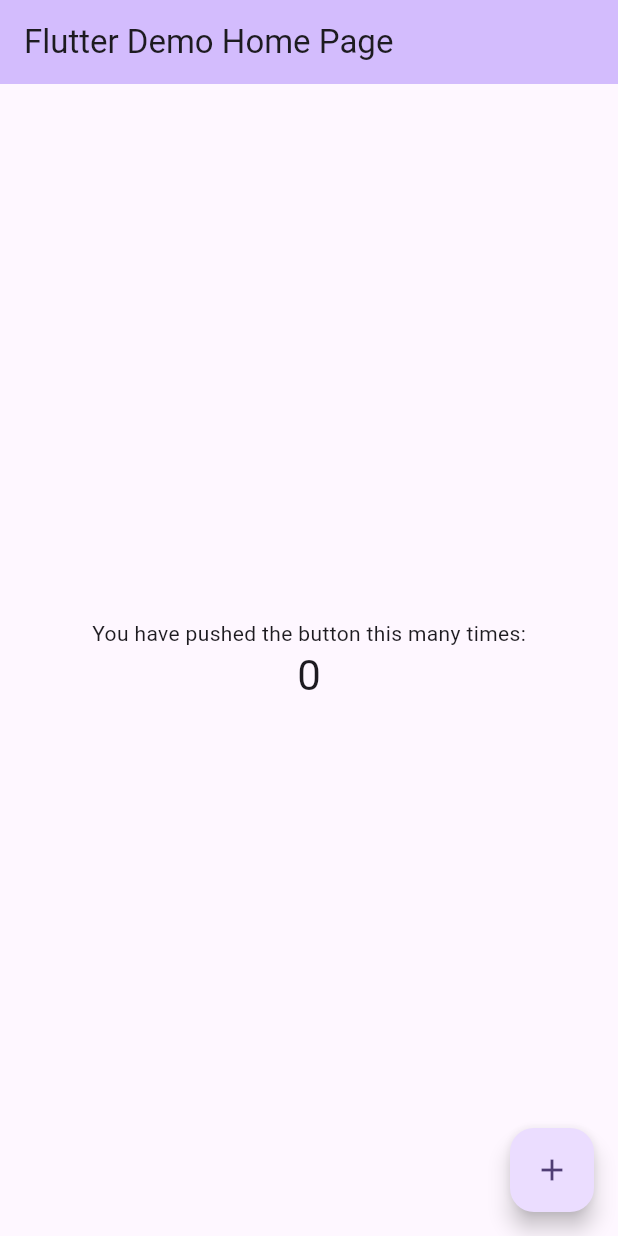
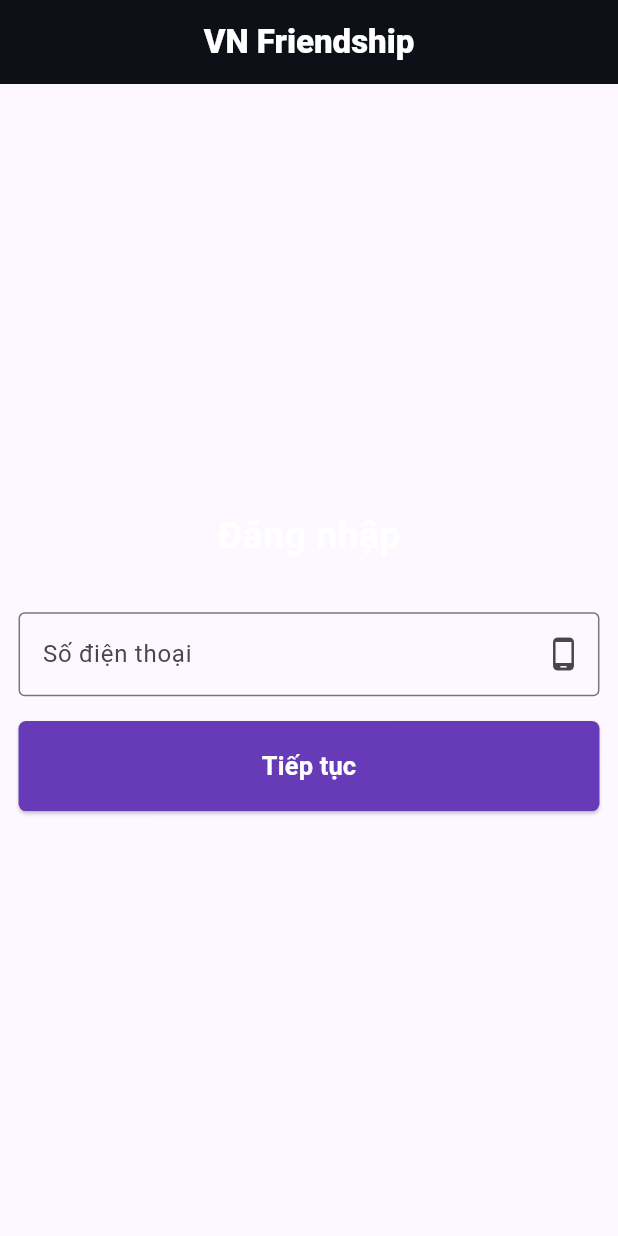
Before and after one commit to qukh2908/vn_friendship, a Flutter app: the screen it shows after launch, on a phone screen of 412 x 824 dp. Run offline on Flutter 3.47's test engine with Material 2 defaults, Android fonts, the phone set to English and light mode, and no system bars; our stand-ins replace firebase_auth, firebase_core, get; accounts and stored records are empty.

Commit message:
Update đoạn đang làm

```diff
--- a/lib/main.dart
+++ b/lib/main.dart
@@ -1,125 +1,51 @@
+import 'package:firebase_core/firebase_core.dart';
 import 'package:flutter/material.dart';
+import 'package:flutter/services.dart';
+import 'package:get/get.dart';
+import 'package:vn_friendship/unit.dart';
+import 'package:vn_friendship/view/auth/auth_gate_page.dart';
+import 'package:vn_friendship/view/auth/login_page.dart';
+import 'package:vn_friendship/view/auth/verify_page.dart';
 
-void main() {
+import 'firebase_options.dart';
+
+void main() async {
+  WidgetsFlutterBinding.ensureInitialized();
+  await Firebase.initializeApp(
+    options: DefaultFirebaseOptions.currentPlatform,
+  );
   runApp(const MyApp());
 }
 
 class MyApp extends StatelessWidget {
   const MyApp({super.key});
 
-  // This widget is the root of your application.
   @override
   Widget build(BuildContext context) {
-    return MaterialApp(
-      title: 'Flutter',
+    //Tắt xoay màn hình
+    SystemChrome.setPreferredOrientations([
+      DeviceOrientation.portraitUp,
+    ]);
+
+    return GetMaterialApp(
+      title: 'VN Friendship',
+      debugShowCheckedModeBanner: false,
       theme: ThemeData(
-        // This is the theme of your application.
-        //
-        // TRY THIS: Try running your application with "flutter run". You'll see
-        // the application has a blue toolbar. Then, without quitting the app,
-        // try changing the seedColor in the colorScheme below to Colors.green
-        // and then invoke "hot reload" (save your changes or press the "hot
-        // reload" button in a Flutter-supported IDE, or press "r" if you used
-        // the command line to start the app).
-        //
-        // Notice that the counter didn't reset back to zero; the application
-        // state is not lost during the reload. To reset the state, use hot
-        // restart instead.
-        //
-        // This works for code too, not just values: Most code changes can be
-        // tested with just a hot reload.
-        colorScheme: ColorScheme.fromSeed(seedColor: Colors.deepPurple),
+        colorScheme:
+            ColorScheme.fromSeed(seedColor: sColor, background: bgColor),
         useMaterial3: true,
       ),
-      home: const MyHomePage(title: 'Flutter Demo Home Page'),
+      home: const AuthGatePage(),
+      getPages: [
+        GetPage(
+          name: '/loginPage',
+          page: () => LoginPage(),
+        ),
+        GetPage(
+          name: '/vefifyPage',
+          page: () => VerifyPage(),
+        ),
+      ],
     );
   }
 }
-
-class MyHomePage extends StatefulWidget {
-  const MyHomePage({super.key, required this.title});
-
-  // This widget is the home page of your application. It is stateful, meaning
-  // that it has a State object (defined below) that contains fields that affect
-  // how it looks.
-
-  // This class is the configuration for the state. It holds the values (in this
-  // case the title) provided by the parent (in this case the App widget) and
-  // used by the build method of the State. Fields in a Widget subclass are
-  // always marked "final".
-
-  final String title;
-
-  @override
-  State<MyHomePage> createState() => _MyHomePageState();
-}
-
-class _MyHomePageState extends State<MyHomePage> {
-  int _counter = 0;
-
-  void _incrementCounter() {
-    setState(() {
-      // This call to setState tells the Flutter framework that something has
-      // changed in this State, which causes it to rerun the build method below
-      // so that the display can reflect the updated values. If we changed
-      // _counter without calling setState(), then the build method would not be
-      // called again, and so nothing would appear to happen.
-      _counter++;
-    });
-  }
-
-  @override
-  Widget build(BuildContext context) {
-    // This method is rerun every time setState is called, for instance as done
-    // by the _incrementCounter method above.
-    //
-    // The Flutter framework has been optimized to make rerunning build methods
-    // fast, so that you can just rebuild anything that needs updating rather
-    // than having to individually change instances of widgets.
-    return Scaffold(
-      appBar: AppBar(
-        // TRY THIS: Try changing the color here to a specific color (to
-        // Colors.amber, perhaps?) and trigger a hot reload to see the AppBar
-        // change color while the other colors stay the same.
-        backgroundColor: Theme.of(context).colorScheme.inversePrimary,
-        // Here we take the value from the MyHomePage object that was created by
-        // the App.build method, and use it to set our appbar title.
-        title: Text(widget.title),
-      ),
-      body: Center(
-        // Center is a layout widget. It takes a single child and positions it
-        // in the middle of the parent.
-        child: Column(
-          // Column is also a layout widget. It takes a list of children and
-          // arranges them vertically. By default, it sizes itself to fit its
-          // children horizontally, and tries to be as tall as its parent.
-          //
-          // Column has various properties to control how it sizes itself and
-          // how it positions its children. Here we use mainAxisAlignment to
-          // center the children vertically; the main axis here is the vertical
-          // axis because Columns are vertical (the cross axis would be
-          // horizontal).
-          //
-          // TRY THIS: Invoke "debug painting" (choose the "Toggle Debug Paint"
-          // action in the IDE, or press "p" in the console), to see the
-          // wireframe for each widget.
-          mainAxisAlignment: MainAxisAlignment.center,
-          children: <Widget>[
-            const Text(
-              'You have pushed the button this many times:',
-            ),
-            Text(
-              '$_counter',
-              style: Theme.of(context).textTheme.headlineMedium,
-            ),
-          ],
-        ),
-      ),
-      floatingActionButton: FloatingActionButton(
-        onPressed: _incrementCounter,
-        tooltip: 'Increment',
-        child: const Icon(Icons.add),
-      ), // This trailing comma makes auto-formatting nicer for build methods.
-    );
-  }
-}
--- /dev/null
+++ b/lib/unit.dart
@@ -0,0 +1,5 @@
+import 'package:flutter/material.dart';
+
+const pColor = Colors.deepPurple;
+const sColor = Colors.deepPurpleAccent;
+const bgColor = Color.fromRGBO(13, 17, 23, 1);
--- /dev/null
+++ b/lib/view/auth/auth_gate_page.dart
@@ -0,0 +1,24 @@
+import 'package:firebase_auth/firebase_auth.dart';
+import 'package:flutter/cupertino.dart';
+import 'package:flutter/material.dart';
+
+import '../home_page.dart';
+import 'login_page.dart';
+
+class AuthGatePage extends StatelessWidget {
+  const AuthGatePage({super.key});
+
+  @override
+  Widget build(BuildContext context) {
+    return StreamBuilder(
+      stream: FirebaseAuth.instance.authStateChanges(),
+      builder: (BuildContext context, AsyncSnapshot<User?> snapshot) {
+        if (snapshot.hasData) {
+          return const HomePage();
+        } else {
+          return LoginPage();
+        }
+      },
+    );
+  }
+}
--- /dev/null
+++ b/lib/view/auth/login_page.dart
@@ -0,0 +1,96 @@
+import 'package:flutter/material.dart';
+import 'package:get/get.dart';
+import 'package:vn_friendship/view/auth/verify_page.dart';
+
+import '../../controller/auth/login_controller.dart';
+import '../../unit.dart';
+
+class LoginPage extends StatelessWidget {
+  final loginController = Get.put(LoginController());
+  LoginPage({super.key});
+
+  @override
+  Widget build(BuildContext context) {
+    final kWidth = MediaQuery.of(context).size.width;
+    final kHeight = MediaQuery.of(context).size.height;
+    return Scaffold(
+      appBar: AppBar(
+        backgroundColor: bgColor,
+        centerTitle: true,
+        title: const Text(
+          'VN Friendship',
+          style: TextStyle(
+            color: Colors.white,
+            fontWeight: FontWeight.w800,
+          ),
+        ),
+      ),
+      body: SafeArea(
+        child: Center(
+          child: SingleChildScrollView(
+            child: SizedBox(
+              width: kWidth,
+              child: Column(
+                children: [
+                  Padding(
+                    padding: EdgeInsets.all(kWidth * 0.03),
+                    child: Column(
+                      children: [
+                        const Text(
+                          'Đăng nhập',
+                          style: TextStyle(
+                            color: Colors.white,
+                            fontSize: 25.0,
+                            fontWeight: FontWeight.w600,
+                          ),
+                        ),
+                        SizedBox(
+                          height: kHeight * 0.04,
+                        ),
+                        SizedBox(
+                          child: TextFormField(
+                            controller: loginController.phonenumber,
+                            keyboardType: TextInputType.phone,
+                            textInputAction: TextInputAction.next,
+                            decoration: const InputDecoration(
+                              labelText: 'Số điện thoại',
+                              border: OutlineInputBorder(),
+                              suffixIcon: Icon(
+                                Icons.phone_android,
+                              ),
+                            ),
+                          ),
+                        ),
+                        SizedBox(
+                          height: kHeight * 0.02,
+                        ),
+                        SizedBox(
+                          width: kWidth,
+                          height: 60,
+                          child: ElevatedButton(
+                            style: ElevatedButton.styleFrom(
+                              shape: RoundedRectangleBorder(
+                                borderRadius: BorderRadius.circular(5.0),
+                              ),
+                              backgroundColor: pColor, // Background color
+                            ),
+                            onPressed: () => loginController.submit(),
+                            child: const Text('Tiếp tục',
+                                style: TextStyle(
+                                    fontWeight: FontWeight.w600,
+                                    fontSize: 17,
+                                    color: Colors.white)),
+                          ),
+                        ),
+                      ],
+                    ),
+                  ),
+                ],
+              ),
+            ),
+          ),
+        ),
+      ),
+    );
+  }
+}
--- a/pubspec.yaml
+++ b/pubspec.yaml
@@ -35,7 +35,9 @@ dependencies:
   # The following adds the Cupertino Icons font to your application.
   # Use with the CupertinoIcons class for iOS style icons.
   cupertino_icons: ^1.0.2
-  get: ^4.6.6
+  get:
+  firebase_core: ^2.23.0
+  firebase_auth:
 
 dev_dependencies:
   flutter_test:
```
Also changed, not shown: lib/controller/auth/login_controller.dart (added, +38 -0 lines), lib/view/auth/verify_page.dart (added, +91 -0 lines), lib/view/home_page.dart (added, +15 -0 lines), lib/firebase_options.dart (added), pubspec.lock, 5 other files.
